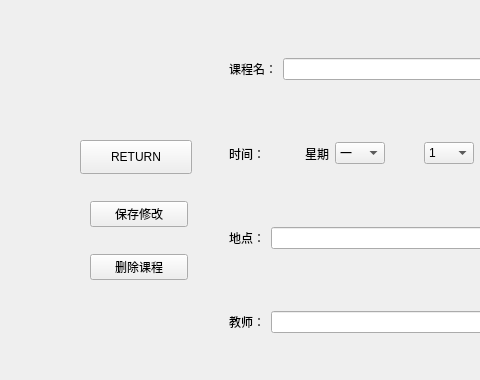
Before: the Qt Designer form cola/course.ui in jinkq/CourseTable, drawn with Qt 5; both pictures show x 0 to 480 and y 0 to 380 of the 694 by 541 pixel window.
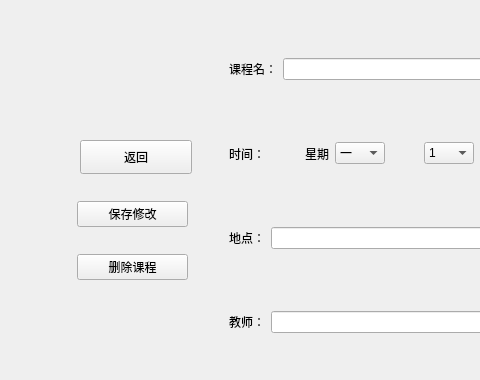
After: the same form once the commit is applied.

```diff
--- a/cola/course.ui
+++ b/cola/course.ui
@@ -56,7 +56,7 @@
     </rect>
    </property>
    <property name="text">
-    <string>RETURN</string>
+    <string>返回</string>
    </property>
   </widget>
   <widget class="QWidget" name="widget_4" native="true">
@@ -388,9 +388,9 @@
   <widget class="QWidget" name="widget_6" native="true">
    <property name="geometry">
     <rect>
-     <x>90</x>
+     <x>77</x>
      <y>180</y>
-     <width>98</width>
+     <width>111</width>
      <height>121</height>
     </rect>
    </property>
```
